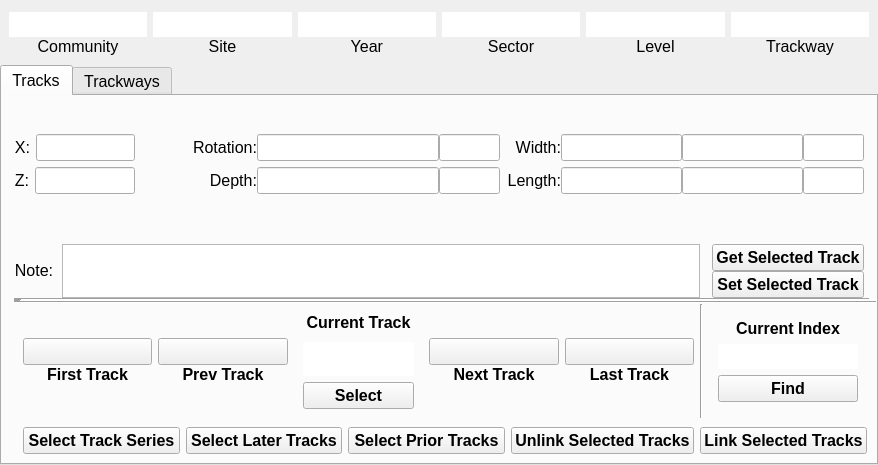
Old version of the form resources/widget/tools/TrackwayManagerWidget/TrackwayManagerWidget.ui in the repository sernst/Cadence.
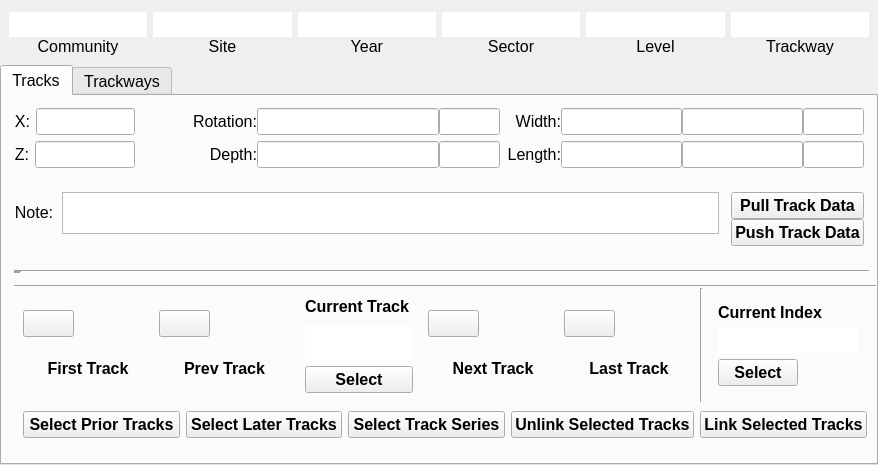
New version of the form. Icons and pictures are not drawn.

Commit message: KAS: step 4 committing icons for TrackwayManager widget

```diff
--- a/resources/widget/tools/TrackwayManagerWidget/TrackwayManagerWidget.ui
+++ b/resources/widget/tools/TrackwayManagerWidget/TrackwayManagerWidget.ui
@@ -545,7 +545,7 @@
         </property>
         <widget class="QWidget" name="trackEditorTab">
          <property name="sizePolicy">
-          <sizepolicy hsizetype="Preferred" vsizetype="Expanding">
+          <sizepolicy hsizetype="Expanding" vsizetype="Expanding">
            <horstretch>0</horstretch>
            <verstretch>0</verstretch>
           </sizepolicy>
@@ -574,6 +574,12 @@
           </property>
           <item>
            <widget class="QWidget" name="attributesWidget" native="true">
+            <property name="sizePolicy">
+             <sizepolicy hsizetype="Preferred" vsizetype="Fixed">
+              <horstretch>0</horstretch>
+              <verstretch>0</verstretch>
+             </sizepolicy>
+            </property>
             <layout class="QVBoxLayout" name="verticalLayout_21" stretch="0">
              <property name="spacing">
               <number>0</number>
@@ -997,6 +1003,9 @@
                    </sizepolicy>
                   </property>
                   <layout class="QVBoxLayout" name="verticalLayout_6">
+                   <property name="spacing">
+                    <number>-1</number>
+                   </property>
                    <property name="margin">
                     <number>0</number>
                    </property>
@@ -1237,9 +1246,18 @@
              <property name="spacing">
               <number>0</number>
              </property>
-             <property name="margin">
+             <property name="leftMargin">
               <number>0</number>
              </property>
+             <property name="topMargin">
+              <number>0</number>
+             </property>
+             <property name="rightMargin">
+              <number>0</number>
+             </property>
+             <property name="bottomMargin">
+              <number>12</number>
+             </property>
              <item>
               <widget class="QWidget" name="noteWIdget" native="true">
                <property name="sizePolicy">
@@ -1252,9 +1270,18 @@
                 <property name="spacing">
                  <number>0</number>
                 </property>
-                <property name="margin">
+                <property name="leftMargin">
                  <number>0</number>
                 </property>
+                <property name="topMargin">
+                 <number>0</number>
+                </property>
+                <property name="rightMargin">
+                 <number>0</number>
+                </property>
+                <property name="bottomMargin">
+                 <number>12</number>
+                </property>
                 <item>
                  <widget class="QLabel" name="noteLbl">
                   <property name="sizePolicy">
@@ -1343,7 +1370,7 @@
                    </font>
                   </property>
                   <property name="text">
-                   <string>Get Selected Track</string>
+                   <string>Pull Track Data</string>
                   </property>
                   <property name="checkable">
                    <bool>false</bool>
@@ -1366,7 +1393,7 @@
                    </font>
                   </property>
                   <property name="text">
-                   <string>Set Selected Track</string>
+                   <string>Push Track Data</string>
                   </property>
                  </widget>
                 </item>
@@ -1412,6 +1439,12 @@
              </property>
              <item>
               <widget class="Line" name="line_2">
+               <property name="sizePolicy">
+                <sizepolicy hsizetype="Expanding" vsizetype="Fixed">
+                 <horstretch>0</horstretch>
+                 <verstretch>0</verstretch>
+                </sizepolicy>
+               </property>
                <property name="orientation">
                 <enum>Qt::Horizontal</enum>
                </property>
@@ -1420,7 +1453,7 @@
              <item>
               <widget class="QWidget" name="navigationWidget" native="true">
                <property name="sizePolicy">
-                <sizepolicy hsizetype="Expanding" vsizetype="Expanding">
+                <sizepolicy hsizetype="Expanding" vsizetype="Fixed">
                  <horstretch>0</horstretch>
                  <verstretch>0</verstretch>
                 </sizepolicy>
@@ -1437,7 +1470,7 @@
                  <pointsize>12</pointsize>
                 </font>
                </property>
-               <layout class="QHBoxLayout" name="horizontalLayout_10">
+               <layout class="QHBoxLayout" name="horizontalLayout_10" stretch="2,2,1,2,2,1,0">
                 <property name="topMargin">
                  <number>0</number>
                 </property>
@@ -1447,7 +1480,7 @@
                 <item>
                  <widget class="QWidget" name="widget" native="true">
                   <property name="sizePolicy">
-                   <sizepolicy hsizetype="Expanding" vsizetype="Fixed">
+                   <sizepolicy hsizetype="Expanding" vsizetype="Expanding">
                     <horstretch>0</horstretch>
                     <verstretch>0</verstretch>
                    </sizepolicy>
@@ -1467,7 +1500,7 @@
                    <item>
                     <widget class="QPushButton" name="firstBtn">
                      <property name="sizePolicy">
-                      <sizepolicy hsizetype="Expanding" vsizetype="Fixed">
+                      <sizepolicy hsizetype="Fixed" vsizetype="Fixed">
                        <horstretch>0</horstretch>
                        <verstretch>0</verstretch>
                       </sizepolicy>
@@ -1503,7 +1536,7 @@
                    <item>
                     <widget class="QLabel" name="firstTrackLbl">
                      <property name="sizePolicy">
-                      <sizepolicy hsizetype="Expanding" vsizetype="Expanding">
+                      <sizepolicy hsizetype="Expanding" vsizetype="Fixed">
                        <horstretch>0</horstretch>
                        <verstretch>0</verstretch>
                       </sizepolicy>
@@ -1532,7 +1565,7 @@
                 <item>
                  <widget class="QWidget" name="widget" native="true">
                   <property name="sizePolicy">
-                   <sizepolicy hsizetype="Expanding" vsizetype="Fixed">
+                   <sizepolicy hsizetype="Expanding" vsizetype="Expanding">
                     <horstretch>0</horstretch>
                     <verstretch>0</verstretch>
                    </sizepolicy>
@@ -1552,7 +1585,7 @@
                    <item>
                     <widget class="QPushButton" name="prevBtn">
                      <property name="sizePolicy">
-                      <sizepolicy hsizetype="Expanding" vsizetype="Fixed">
+                      <sizepolicy hsizetype="Fixed" vsizetype="Fixed">
                        <horstretch>0</horstretch>
                        <verstretch>0</verstretch>
                       </sizepolicy>
@@ -1588,7 +1621,7 @@
                    <item>
                     <widget class="QLabel" name="prevTrackLbl">
                      <property name="sizePolicy">
-                      <sizepolicy hsizetype="Expanding" vsizetype="Expanding">
+                      <sizepolicy hsizetype="Expanding" vsizetype="Fixed">
                        <horstretch>0</horstretch>
                        <verstretch>0</verstretch>
                       </sizepolicy>
@@ -1624,11 +1657,11 @@
                     <pointsize>12</pointsize>
                    </font>
                   </property>
-                  <layout class="QVBoxLayout" name="verticalLayout">
+                  <layout class="QVBoxLayout" name="verticalLayout" stretch="0,0,0">
                    <item>
                     <widget class="QLabel" name="trackLbl">
                      <property name="sizePolicy">
-                      <sizepolicy hsizetype="Expanding" vsizetype="Fixed">
+                      <sizepolicy hsizetype="Fixed" vsizetype="Fixed">
                        <horstretch>0</horstretch>
                        <verstretch>0</verstretch>
                       </sizepolicy>
@@ -1651,7 +1684,7 @@
                    <item>
                     <widget class="QWidget" name="widget" native="true">
                      <property name="sizePolicy">
-                      <sizepolicy hsizetype="Ignored" vsizetype="Expanding">
+                      <sizepolicy hsizetype="Expanding" vsizetype="Fixed">
                        <horstretch>0</horstretch>
                        <verstretch>0</verstretch>
                       </sizepolicy>
@@ -1793,7 +1826,7 @@
                 <item>
                  <widget class="QWidget" name="widget" native="true">
                   <property name="sizePolicy">
-                   <sizepolicy hsizetype="Expanding" vsizetype="Fixed">
+                   <sizepolicy hsizetype="Expanding" vsizetype="Expanding">
                     <horstretch>0</horstretch>
                     <verstretch>0</verstretch>
                    </sizepolicy>
@@ -1813,7 +1846,7 @@
                    <item>
                     <widget class="QPushButton" name="nextBtn">
                      <property name="sizePolicy">
-                      <sizepolicy hsizetype="Expanding" vsizetype="Fixed">
+                      <sizepolicy hsizetype="Fixed" vsizetype="Fixed">
                        <horstretch>0</horstretch>
                        <verstretch>0</verstretch>
                       </sizepolicy>
@@ -1849,7 +1882,7 @@
                    <item>
                     <widget class="QLabel" name="prevTrackLbl_2">
                      <property name="sizePolicy">
-                      <sizepolicy hsizetype="Expanding" vsizetype="Expanding">
+                      <sizepolicy hsizetype="Expanding" vsizetype="Fixed">
                        <horstretch>0</horstretch>
                        <verstretch>0</verstretch>
                       </sizepolicy>
@@ -1873,9 +1906,9 @@
                  </widget>
                 </item>
                 <item>
-                 <widget class="QWidget" name="widget" native="true">
+                 <widget class="QWidget" name="widget_4" native="true">
                   <property name="sizePolicy">
-                   <sizepolicy hsizetype="Expanding" vsizetype="Fixed">
+                   <sizepolicy hsizetype="Expanding" vsizetype="Expanding">
                     <horstretch>0</horstretch>
                     <verstretch>0</verstretch>
                    </sizepolicy>
@@ -1898,7 +1931,7 @@
                       <bool>true</bool>
                      </property>
                      <property name="sizePolicy">
-                      <sizepolicy hsizetype="Expanding" vsizetype="Fixed">
+                      <sizepolicy hsizetype="Fixed" vsizetype="Fixed">
                        <horstretch>0</horstretch>
                        <verstretch>0</verstretch>
                       </sizepolicy>
@@ -1912,7 +1945,7 @@
                       </font>
                      </property>
                      <property name="autoFillBackground">
-                      <bool>true</bool>
+                      <bool>false</bool>
                      </property>
                      <property name="text">
                       <string/>
@@ -1935,7 +1968,7 @@
                    <item>
                     <widget class="QLabel" name="lastTrackLbl">
                      <property name="sizePolicy">
-                      <sizepolicy hsizetype="Expanding" vsizetype="Expanding">
+                      <sizepolicy hsizetype="Expanding" vsizetype="Fixed">
                        <horstretch>0</horstretch>
                        <verstretch>0</verstretch>
                       </sizepolicy>
@@ -1968,7 +2001,7 @@
                 <item>
                  <widget class="QWidget" name="widget_2" native="true">
                   <property name="sizePolicy">
-                   <sizepolicy hsizetype="Expanding" vsizetype="Fixed">
+                   <sizepolicy hsizetype="Fixed" vsizetype="Fixed">
                     <horstretch>0</horstretch>
                     <verstretch>0</verstretch>
                    </sizepolicy>
@@ -1980,7 +2013,7 @@
                    <item>
                     <widget class="QLabel" name="indexLbl">
                      <property name="sizePolicy">
-                      <sizepolicy hsizetype="Expanding" vsizetype="Fixed">
+                      <sizepolicy hsizetype="Fixed" vsizetype="MinimumExpanding">
                        <horstretch>0</horstretch>
                        <verstretch>0</verstretch>
                       </sizepolicy>
@@ -2006,7 +2039,7 @@
                    <item>
                     <widget class="QLineEdit" name="indexLE">
                      <property name="sizePolicy">
-                      <sizepolicy hsizetype="Expanding" vsizetype="Fixed">
+                      <sizepolicy hsizetype="Fixed" vsizetype="Expanding">
                        <horstretch>0</horstretch>
                        <verstretch>0</verstretch>
                       </sizepolicy>
@@ -2027,7 +2060,7 @@
                    <item>
                     <widget class="QPushButton" name="findTrackBtn">
                      <property name="sizePolicy">
-                      <sizepolicy hsizetype="Expanding" vsizetype="Fixed">
+                      <sizepolicy hsizetype="Fixed" vsizetype="Expanding">
                        <horstretch>0</horstretch>
                        <verstretch>0</verstretch>
                       </sizepolicy>
@@ -2040,7 +2073,13 @@
                       </font>
                      </property>
                      <property name="text">
-                      <string>Find</string>
+                      <string>Select</string>
+                     </property>
+                     <property name="iconSize">
+                      <size>
+                       <width>16</width>
+                       <height>16</height>
+                      </size>
                      </property>
                     </widget>
                    </item>
@@ -2064,54 +2103,6 @@
                 </font>
                </property>
                <layout class="QHBoxLayout" name="horizontalLayout_15">
-                <item>
-                 <widget class="QPushButton" name="selectSeriesBtn">
-                  <property name="sizePolicy">
-                   <sizepolicy hsizetype="Expanding" vsizetype="Fixed">
-                    <horstretch>0</horstretch>
-                    <verstretch>0</verstretch>
-                   </sizepolicy>
-                  </property>
-                  <property name="font">
-                   <font>
-                    <pointsize>12</pointsize>
-                    <weight>75</weight>
-                    <bold>true</bold>
-                   </font>
-                  </property>
-                  <property name="text">
-                   <string>Select Track Series</string>
-                  </property>
-                  <property name="icon">
-                   <iconset>
-                    <normaloff>../../../../../../../../../../../Desktop/start.png</normaloff>../../../../../../../../../../../Desktop/start.png</iconset>
-                  </property>
-                 </widget>
-                </item>
-                <item>
-                 <widget class="QPushButton" name="selectLaterBtn">
-                  <property name="sizePolicy">
-                   <sizepolicy hsizetype="Expanding" vsizetype="Fixed">
-                    <horstretch>0</horstretch>
-                    <verstretch>0</verstretch>
-                   </sizepolicy>
-                  </property>
-                  <property name="font">
-                   <font>
-                    <pointsize>12</pointsize>
-                    <weight>75</weight>
-                    <bold>true</bold>
-                   </font>
-                  </property>
-                  <property name="text">
-                   <string>Select Later Tracks</string>
-                  </property>
-                  <property name="icon">
-                   <iconset>
-                    <normaloff>../../../../../../../../../../../Desktop/start.png</normaloff>../../../../../../../../../../../Desktop/start.png</iconset>
-                  </property>
-                 </widget>
-                </item>
                 <item>
                  <widget class="QPushButton" name="selectPriorBtn">
                   <property name="sizePolicy">
@@ -2136,6 +2127,54 @@
                   </property>
                  </widget>
                 </item>
+                <item>
+                 <widget class="QPushButton" name="selectLaterBtn">
+                  <property name="sizePolicy">
+                   <sizepolicy hsizetype="Expanding" vsizetype="Fixed">
+                    <horstretch>0</horstretch>
+                    <verstretch>0</verstretch>
+                   </sizepolicy>
+                  </property>
+                  <property name="font">
+                   <font>
+                    <pointsize>12</pointsize>
+                    <weight>75</weight>
+                    <bold>true</bold>
+                   </font>
+                  </property>
+                  <property name="text">
+                   <string>Select Later Tracks</string>
+                  </property>
+                  <property name="icon">
+                   <iconset>
+                    <normaloff>../../../../../../../../../../../Desktop/start.png</normaloff>../../../../../../../../../../../Desktop/start.png</iconset>
+                  </property>
+                 </widget>
+                </item>
+                <item>
+                 <widget class="QPushButton" name="selectSeriesBtn">
+                  <property name="sizePolicy">
+                   <sizepolicy hsizetype="Expanding" vsizetype="Fixed">
+                    <horstretch>0</horstretch>
+                    <verstretch>0</verstretch>
+                   </sizepolicy>
+                  </property>
+                  <property name="font">
+                   <font>
+                    <pointsize>12</pointsize>
+                    <weight>75</weight>
+                    <bold>true</bold>
+                   </font>
+                  </property>
+                  <property name="text">
+                   <string>Select Track Series</string>
+                  </property>
+                  <property name="icon">
+                   <iconset>
+                    <normaloff>../../../../../../../../../../../Desktop/start.png</normaloff>../../../../../../../../../../../Desktop/start.png</iconset>
+                  </property>
+                 </widget>
+                </item>
                 <item>
                  <widget class="QPushButton" name="unlinkBtn">
                   <property name="sizePolicy">
```
Left out of the diff: 15 changed lines with no effect on the pictures. The commit also changes 5 other files.
